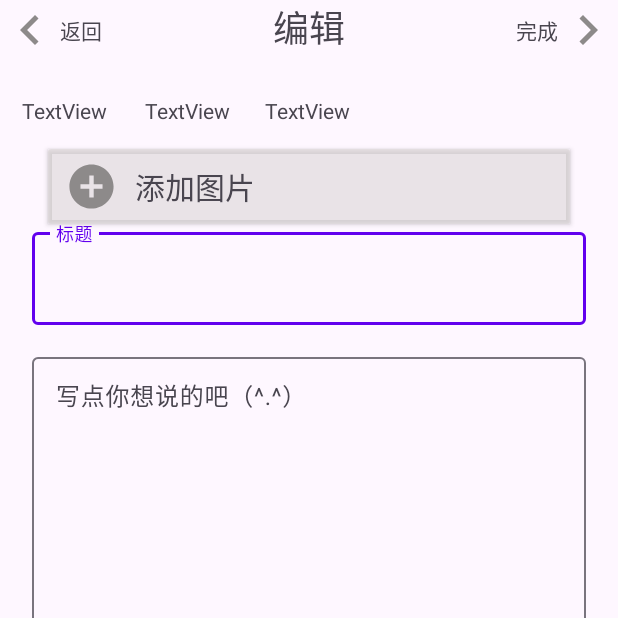
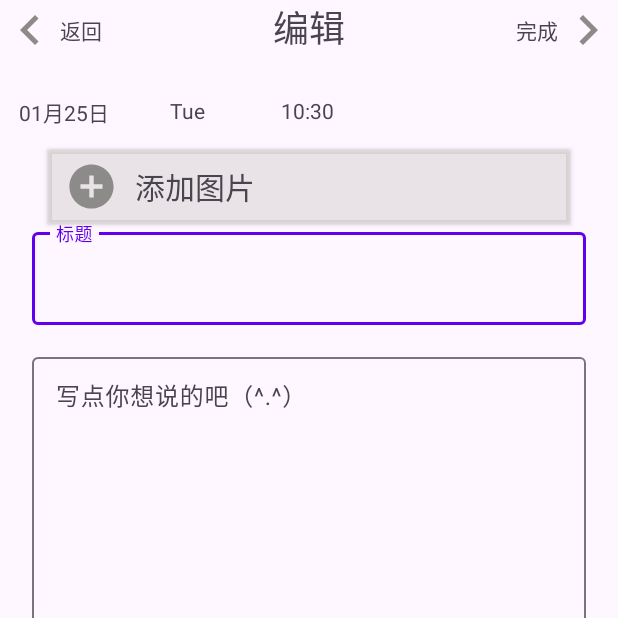
Before and after one commit to JunkFood02/Morii, an Android app: the EditActivity screen opened directly, with no data from a screen before it, on a phone screen of 412 x 824 dp, the top half of it. Run offline under Robolectric (Android 15) with nearby library versions, the phone set to English and light mode, and no system bars.

Commit message:
some changes on drag in design and EditActivity

```diff
--- a/app/src/main/java/com/hustunique/musica/design/WhiteNoiseAdapter.java
+++ b/app/src/main/java/com/hustunique/musica/design/WhiteNoiseAdapter.java
@@ -16,8 +16,6 @@ import androidx.recyclerview.widget.RecyclerView;
 
 import com.hustunique.musica.R;
 import com.hustunique.musica.util.RoundImage;
-
-import java.util.List;
 
 public class WhiteNoiseAdapter extends RecyclerView.Adapter<WhiteNoiseAdapter.ViewHolder> {
     private final Context context;
@@ -48,7 +46,9 @@ public class WhiteNoiseAdapter extends RecyclerView.Adapter<WhiteNoiseAdapter.Vi
 
         holder.textView.setText("白噪声" + String.valueOf(position + 1));
         Log.d("RECYCLER2", String.valueOf(position));
-        holder.itemView.setOnLongClickListener(new OnDragListener(soundItemList.get(position % 7).getIconResId()));
+        holder.itemView.setOnTouchListener(new Drag(soundItemList.get(position % 7).getIconResId()));
+
+        // holder.itemView.setOnLongClickListener(new DragListener(soundItemList.get(position % 7).getIconResId()));
         //Log.d("imageViewID", imageLists[position % 7]+"");
         holder.itemView.setOnClickListener(v -> {
 //            Toast.makeText(context,"QWQ",Toast.LENGTH_LONG);
--- a/app/src/main/java/com/hustunique/musica/edit/EditActivity.java
+++ b/app/src/main/java/com/hustunique/musica/edit/EditActivity.java
@@ -2,17 +2,31 @@ package com.hustunique.musica.edit;
 
 import androidx.appcompat.app.AppCompatActivity;
 
+import android.content.Intent;
 import android.graphics.Bitmap;
 import android.graphics.BitmapFactory;
 import android.os.Bundle;
+import android.text.Editable;
+import android.text.TextWatcher;
 import android.view.View;
+import android.widget.EditText;
 import android.widget.ImageView;
+import android.widget.TextView;
 import android.widget.Toast;
 
+import com.google.android.material.textfield.TextInputEditText;
+import com.google.android.material.textfield.TextInputLayout;
 import com.hustunique.musica.R;
+import com.hustunique.musica.content.ContentActivity;
+
+import java.text.SimpleDateFormat;
+import java.util.Date;
 
 public class EditActivity extends AppCompatActivity implements EditContract.IView{
-
+    private String _music_name = "",_music_content = "";
+    private TextInputLayout music_name,music_content;
+    private ImageView complete_image,back_image;
+    private TextView complete_text,back_text,textView_hour,textView_week,textView_month;
     private ImageView addPhoto;
     private ImageView showPhoto;
     private String ImagePath = null;
@@ -21,18 +35,12 @@ public class EditActivity extends AppCompatActivity implements EditContract.IVie
     protected void onCreate(Bundle savedInstanceState) {
         super.onCreate(savedInstanceState);
         setContentView(R.layout.activity_edit);
+        initUI();
         presenter = new EditPresenter(this);
-        addPhoto = (ImageView) findViewById(R.id.addPhoto);
-        showPhoto = (ImageView) findViewById(R.id.BigPhoto);
-        addPhoto.setOnClickListener(new View.OnClickListener() {
-            @Override
-            public void onClick(View v) {
-                presenter.getPicture();
-            }
-        });
 
 
     }
+
 
     @Override
     protected void onResume(){
@@ -46,6 +54,95 @@ public class EditActivity extends AppCompatActivity implements EditContract.IVie
         Bitmap bitmap = BitmapFactory.decodeFile(path);
         showPhoto.setImageBitmap(bitmap);
     }
+    private void  initUI(){
+        music_content = findViewById(R.id.textLayoutTitle_music_content);
+        music_name = findViewById(R.id.textLayoutTitle_music_name);
+        textView_hour = findViewById(R.id.textView_hour);
+        textView_week = findViewById(R.id.textView_week);
+        textView_month = findViewById(R.id.textView_month);
+        complete_image = findViewById(R.id.imageView_edit_complete);
+        back_image = findViewById(R.id.imageView_edit_back);
+        complete_text = findViewById(R.id.textView_edit_complete);
+        back_text = findViewById(R.id.textView_edit_back);
+        addPhoto =  findViewById(R.id.addPhoto);
+        showPhoto =  findViewById(R.id.BigPhoto);
+        textView_hour.setText(getTime("HH:mm"));
+        textView_month.setText(getTime("MM月dd日"));
+        textView_week.setText(getTime("E"));
+        addPhoto.setOnClickListener(new View.OnClickListener() {
+            @Override
+            public void onClick(View v) {
+                presenter.getPicture();
+            }
+        });
+        complete_image.setOnClickListener(v->{
+            _music_name = music_name.toString().trim();
+            _music_content = music_content.toString().trim();
+            if(_music_content.length()!=0&&_music_name.length()!=0){
+                Intent intent = new Intent(this, ContentActivity.class);
+                startActivity(intent);
+                return;
+            }
+            Toast.makeText(this,"未输入完全（^.^）",Toast.LENGTH_SHORT).show();
+        });
+        complete_text.setOnClickListener(v->{
+            _music_name = music_name.toString().trim();
+            _music_content = music_content.toString().trim();
+            if(_music_content.length()!=0&&_music_name.length()!=0){
+                Intent intent = new Intent(this, ContentActivity.class);
+                startActivity(intent);
+                return;
+            }
+            Toast.makeText(this,"未输入完全（^.^）",Toast.LENGTH_SHORT).show();
+        });
+        back_text.setOnClickListener(v->{
+            finish();
+        });
+        back_image.setOnClickListener(v->{
+            finish();
+        });
+        /*
+        TextWatcher nameWatcher = new TextWatcher() {
+            @Override
+            public void beforeTextChanged(CharSequence s, int start, int count, int after) {
 
+            }
+
+            @Override
+            public void onTextChanged(CharSequence s, int start, int before, int count) {
+
+            }
+
+            @Override
+            public void afterTextChanged(Editable s) {
+                _music_name = s.toString().trim();
+            }
+        };
+        TextWatcher contentWatcher = new TextWatcher() {
+            @Override
+            public void beforeTextChanged(CharSequence s, int start, int count, int after) {
+
+            }
+
+            @Override
+            public void onTextChanged(CharSequence s, int start, int before, int count) {
+
+            }
+
+            @Override
+            public void afterTextChanged(Editable s) {
+                _music_content = s.toString().trim();
+            }
+        };
+        music_name.addTextChangedListener(nameWatcher);
+        music_content.addTextChangedListener(contentWatcher);
+
+         */
+
+    }
+    private String getTime(String format){
+        SimpleDateFormat simpleDateFormat = new SimpleDateFormat(format);
+        return simpleDateFormat.format(new Date());
+    }
 
 }
--- a/app/src/main/res/layout/activity_edit.xml
+++ b/app/src/main/res/layout/activity_edit.xml
@@ -9,7 +9,7 @@
 
 
     <com.google.android.material.textfield.TextInputLayout
-        android:id="@+id/textLayoutTitle"
+        android:id="@+id/textLayoutTitle_music_name"
         android:layout_width="match_parent"
         android:layout_height="wrap_content"
         android:layout_marginHorizontal="21dp"
@@ -38,7 +38,7 @@
         app:layout_constraintEnd_toEndOf="parent"
         app:layout_constraintHorizontal_bias="1.0"
         app:layout_constraintStart_toStartOf="parent"
-        app:layout_constraintTop_toBottomOf="@+id/textView8"
+        app:layout_constraintTop_toBottomOf="@+id/textView_hour"
         app:layout_constraintVertical_bias="0.0">
 
         <LinearLayout
@@ -123,7 +123,7 @@
     </LinearLayout>
 
     <TextView
-        android:id="@+id/textView6"
+        android:id="@+id/textView_month"
         android:layout_width="wrap_content"
         android:layout_height="wrap_content"
         android:layout_marginTop="24dp"
@@ -133,7 +133,7 @@
         app:layout_constraintTop_toBottomOf="@+id/linearLayout" />
 
     <TextView
-        android:id="@+id/textView7"
+        android:id="@+id/textView_week"
         android:layout_width="wrap_content"
         android:layout_height="wrap_content"
         android:layout_marginTop="24dp"
@@ -152,7 +152,7 @@
         app:layout_constraintStart_toStartOf="parent" />
 
     <TextView
-        android:id="@+id/textView8"
+        android:id="@+id/textView_hour"
         android:layout_width="wrap_content"
         android:layout_height="wrap_content"
         android:layout_marginTop="24dp"
@@ -179,10 +179,10 @@
         android:layout_height="wrap_content"
         android:layout_marginHorizontal="21dp"
         android:layout_marginTop="16dp"
-        android:id="@+id/outside"
+        android:id="@+id/textLayoutTitle_music_content"
         app:layout_constraintEnd_toEndOf="parent"
         app:layout_constraintStart_toStartOf="parent"
-        app:layout_constraintTop_toBottomOf="@id/textLayoutTitle">
+        app:layout_constraintTop_toBottomOf="@id/textLayoutTitle_music_name">
 
         <com.google.android.material.textfield.TextInputEditText
             android:id="@+id/editTextTextPersonName"
@@ -205,7 +205,7 @@
         android:layout_marginRight="20dp"
         android:layout_marginTop="10dp"
         android:layout_marginBottom="10dp"
-        app:layout_constraintTop_toBottomOf="@+id/outside"
+        app:layout_constraintTop_toBottomOf="@+id/textLayoutTitle_music_content"
         app:layout_constraintBottom_toBottomOf="parent"
         app:layout_constraintEnd_toEndOf="parent"
         app:layout_constraintStart_toStartOf="parent"
--- a/app/src/main/res/layout/activity_mix.xml
+++ b/app/src/main/res/layout/activity_mix.xml
@@ -20,6 +20,8 @@
     <LinearLayout
         android:layout_width="0dp"
         android:layout_height="0dp"
+        android:layout_marginStart="8dp"
+        android:layout_marginEnd="8dp"
         android:orientation="vertical"
         app:layout_constraintBottom_toTopOf="@+id/recyclerView03"
         app:layout_constraintEnd_toEndOf="parent"
@@ -29,6 +31,7 @@
         <LinearLayout
             android:layout_width="match_parent"
             android:layout_height="match_parent"
+            android:layout_marginTop="8dp"
             android:layout_weight="1"
             android:orientation="horizontal">
 
@@ -57,6 +60,7 @@
         <LinearLayout
             android:layout_width="match_parent"
             android:layout_height="match_parent"
+            android:layout_marginTop="8dp"
             android:layout_weight="1"
             android:orientation="horizontal">
 
@@ -85,6 +89,8 @@
         <LinearLayout
             android:layout_width="match_parent"
             android:layout_height="match_parent"
+            android:layout_marginTop="8dp"
+            android:layout_marginBottom="8dp"
             android:layout_weight="1"
             android:orientation="horizontal">
 
```
Also changed, not shown: app/src/main/java/com/hustunique/musica/design/Drag.java (added, +60 -0 lines), app/src/main/java/com/hustunique/musica/design/DragListener.java (renamed from app/src/main/java/com/hustunique/musica/design/OnDragListener.java, +13 -2 lines), app/src/main/java/com/hustunique/musica/design/MixActivity.java (+44 -6 lines).
